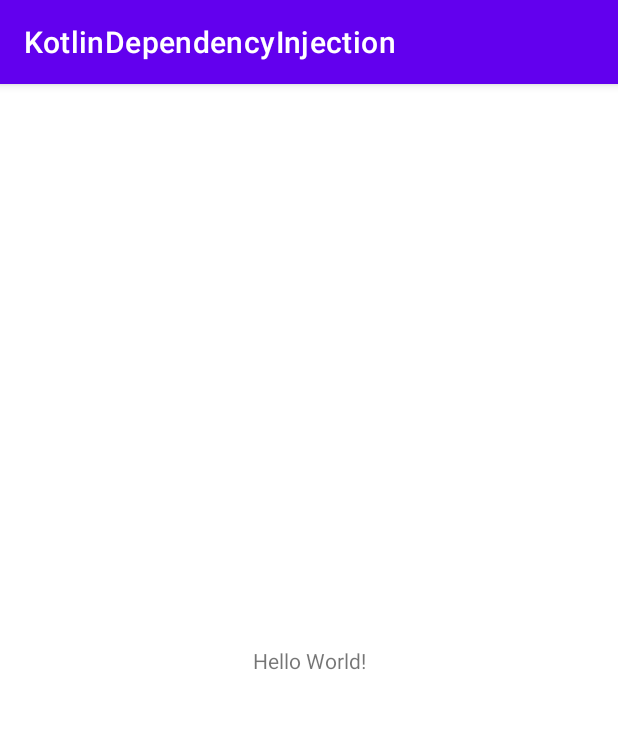
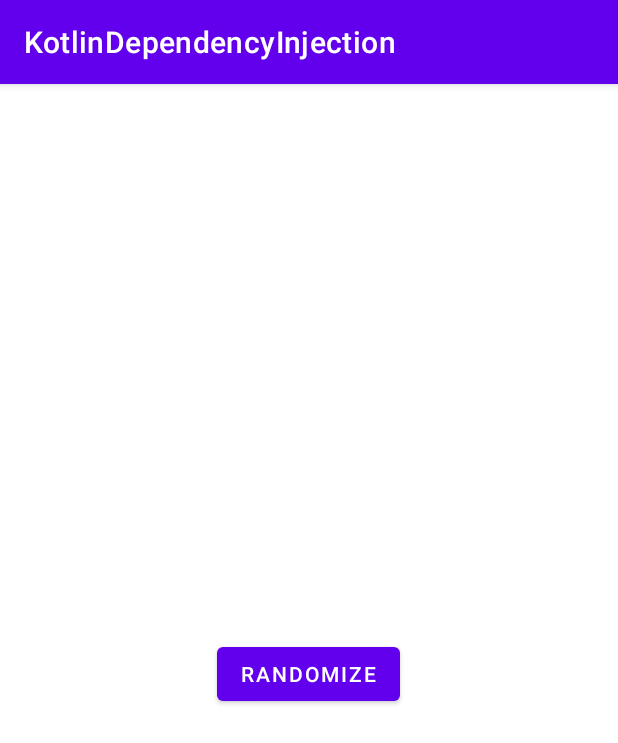
Before and after one commit to fsampson30/KotlinDependencyInjection, an Android app: the screen it shows after launch (MainActivity), on a phone screen of 412 x 824 dp. Shown: the top 743 px of the screen. Run offline under Robolectric (Android 15) with nearby library versions, the phone set to English and light mode, and no system bars.

Commit message:
App created used Manual Injection

```diff
--- a/app/build.gradle
+++ b/app/build.gradle
@@ -39,7 +39,10 @@ dependencies {
     implementation 'androidx.appcompat:appcompat:1.3.1'
     implementation 'com.google.android.material:material:1.4.0'
     implementation 'androidx.constraintlayout:constraintlayout:2.1.2'
+    implementation 'androidx.lifecycle:lifecycle-extensions:2.2.0'
+
     testImplementation 'junit:junit:4.+'
+
     androidTestImplementation 'androidx.test.ext:junit:1.1.3'
     androidTestImplementation 'androidx.test.espresso:espresso-core:3.4.0'
 }
--- a/app/src/main/AndroidManifest.xml
+++ b/app/src/main/AndroidManifest.xml
@@ -8,7 +8,8 @@
         android:label="@string/app_name"
         android:roundIcon="@mipmap/ic_launcher_round"
         android:supportsRtl="true"
-        android:theme="@style/Theme.KotlinDependencyInjection">
+        android:theme="@style/Theme.KotlinDependencyInjection"
+        android:name=".RandomApplication">
         <activity android:name=".MainActivity">
             <intent-filter>
                 <action android:name="android.intent.action.MAIN" />
--- /dev/null
+++ b/app/src/main/java/com/sampson/kotlindependencyinjection/ApplicationContainer.kt
@@ -0,0 +1,7 @@
+package com.sampson.kotlindependencyinjection
+
+import java.util.*
+
+class ApplicationContainer {
+    val numberRepository: NumberRepository = NumberRepositoryImpl(Random())
+}
--- a/app/src/main/java/com/sampson/kotlindependencyinjection/MainActivity.kt
+++ b/app/src/main/java/com/sampson/kotlindependencyinjection/MainActivity.kt
@@ -2,10 +2,21 @@ package com.sampson.kotlindependencyinjection
 
 import androidx.appcompat.app.AppCompatActivity
 import android.os.Bundle
+import android.widget.TextView
+import androidx.lifecycle.Observer
+import androidx.lifecycle.ViewModelProvider
 
 class MainActivity : AppCompatActivity() {
     override fun onCreate(savedInstanceState: Bundle?) {
         super.onCreate(savedInstanceState)
         setContentView(R.layout.activity_main)
+        val mainContainer = MainContainer((application as RandomApplication).applicationContainer.numberRepository)
+        val viewModel = ViewModelProvider(this, mainContainer.getMainViewModelFactory()).get(MainViewModel::class.java)
+        viewModel.getLiveData().observe(this, Observer {
+            findViewById<TextView>(R.id.activity_main_text_view).text = it.toString()
+        })
+        findViewById<TextView>(R.id.activity_main_button).setOnClickListener {
+            viewModel.generateNextNumber()
+        }
     }
 }
--- /dev/null
+++ b/app/src/main/java/com/sampson/kotlindependencyinjection/MainContainer.kt
@@ -0,0 +1,15 @@
+package com.sampson.kotlindependencyinjection
+
+import androidx.lifecycle.ViewModel
+import androidx.lifecycle.ViewModelProvider
+
+class MainContainer (private val numberRepository: NumberRepository){
+    fun getMainViewModelFactory(): ViewModelProvider.Factory {
+        return object : ViewModelProvider.Factory {
+            override fun <T : ViewModel?> create(modelClass: Class<T>): T {
+                return MainViewModel(numberRepository) as T
+            }
+
+        }
+    }
+}
--- /dev/null
+++ b/app/src/main/java/com/sampson/kotlindependencyinjection/MainViewModel.kt
@@ -0,0 +1,17 @@
+package com.sampson.kotlindependencyinjection
+
+import androidx.lifecycle.LiveData
+import androidx.lifecycle.MutableLiveData
+import androidx.lifecycle.ViewModel
+
+class MainViewModel(private val numberRepository: NumberRepository) : ViewModel() {
+
+    private val numberLiveData = MutableLiveData<Int>()
+
+    fun getLiveData(): LiveData<Int> = numberLiveData
+
+    fun generateNextNumber() {
+        numberLiveData.postValue(numberRepository.generateNextNumber())
+
+    }
+}
--- /dev/null
+++ b/app/src/main/java/com/sampson/kotlindependencyinjection/NumberRepository.kt
@@ -0,0 +1,5 @@
+package com.sampson.kotlindependencyinjection
+
+interface NumberRepository {
+    fun generateNextNumber(): Int
+}
--- /dev/null
+++ b/app/src/main/java/com/sampson/kotlindependencyinjection/NumberRepositoryImpl.kt
@@ -0,0 +1,9 @@
+package com.sampson.kotlindependencyinjection
+
+import java.util.*
+
+class NumberRepositoryImpl(private val random: Random) : NumberRepository {
+    override fun generateNextNumber(): Int {
+        return random.nextInt()
+    }
+}
--- /dev/null
+++ b/app/src/main/java/com/sampson/kotlindependencyinjection/RandomApplication.kt
@@ -0,0 +1,11 @@
+package com.sampson.kotlindependencyinjection
+
+import android.app.Application
+
+class RandomApplication : Application(){
+    val applicationContainer = ApplicationContainer()
+    override fun onCreate() {
+        super.onCreate()
+    }
+
+}
--- a/app/src/main/res/layout/activity_main.xml
+++ b/app/src/main/res/layout/activity_main.xml
@@ -1,18 +1,16 @@
 <?xml version="1.0" encoding="utf-8"?>
-<androidx.constraintlayout.widget.ConstraintLayout xmlns:android="http://schemas.android.com/apk/res/android"
-    xmlns:app="http://schemas.android.com/apk/res-auto"
-    xmlns:tools="http://schemas.android.com/tools"
+<LinearLayout xmlns:android="http://schemas.android.com/apk/res/android"
     android:layout_width="match_parent"
     android:layout_height="match_parent"
-    tools:context=".MainActivity">
-
+    android:gravity="center"
+    android:orientation="vertical">
     <TextView
+        android:id="@+id/activity_main_text_view"
+        android:layout_width="wrap_content"
+        android:layout_height="wrap_content" />
+    <Button
+        android:id="@+id/activity_main_button"
         android:layout_width="wrap_content"
         android:layout_height="wrap_content"
-        android:text="Hello World!"
-        app:layout_constraintBottom_toBottomOf="parent"
-        app:layout_constraintLeft_toLeftOf="parent"
-        app:layout_constraintRight_toRightOf="parent"
-        app:layout_constraintTop_toTopOf="parent" />
-
-</androidx.constraintlayout.widget.ConstraintLayout>
+        android:text="@string/randomize" />
+</LinearLayout>
--- a/app/src/main/res/values/strings.xml
+++ b/app/src/main/res/values/strings.xml
@@ -1,3 +1,4 @@
 <resources>
     <string name="app_name">KotlinDependencyInjection</string>
+    <string name="randomize">Randomize</string>
 </resources>
```
